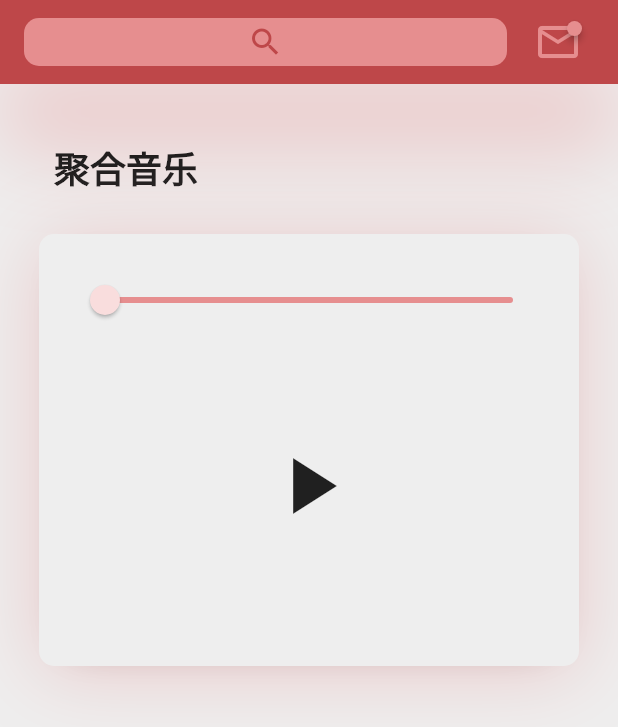
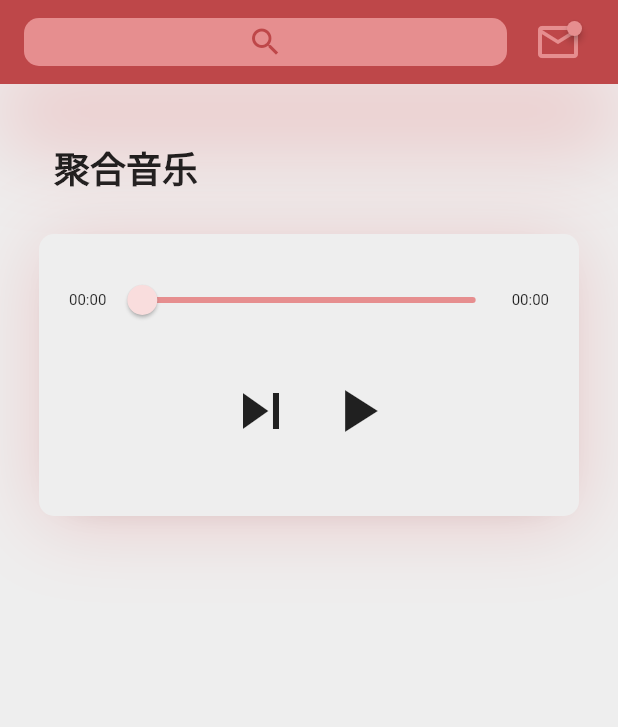
Before and after one commit to SF-ND-ORG/Ours-next, a Flutter app: the screen it shows after launch, on a phone screen of 412 x 824 dp. Shown: the top 727 px of the screen. Run offline on Flutter 3.47's test engine with Material 2 defaults, Android fonts, the light colour scheme and no system bars; drawn by our look-alikes of badges; our stand-ins replace dio, get, just_audio; missing offline and left inert: audio_session, dart:html; Roboto replaces fonts that are missing (SourceHanSerif).

Commit message:
加入播放列表 默认顺序播放

```diff
--- /dev/null
+++ b/lib/common/utils/time.dart
@@ -0,0 +1,11 @@
+formatTime(double seconds) {
+  var minus = (seconds / 60).floor().toString();
+  var second = (seconds % 60).toInt().toString();
+  if (minus.length == 1) {
+    minus = "0$minus";
+  }
+  if (second.length == 1) {
+    second = "0$second";
+  }
+  return "$minus:$second";
+}
--- a/lib/common/utils/utils.dart
+++ b/lib/common/utils/utils.dart
@@ -1,3 +1,4 @@
 library utils;
 
 export 'http.dart';
+export 'time.dart';
--- /dev/null
+++ b/lib/common/widgets/MusicPlayerControllWidget.dart
@@ -0,0 +1,28 @@
+import 'package:flutter/cupertino.dart';
+import 'package:flutter/material.dart';
+import 'package:get/get.dart';
+import 'package:ours_next/common/services/OursMusicService.dart';
+
+class MusicPlayerControllWidget extends GetWidget<OursMusicController> {
+  @override
+  Widget build(BuildContext context) {
+    return Material(
+        color: Colors.transparent,
+        child: Row(
+          mainAxisAlignment: MainAxisAlignment.center,
+          crossAxisAlignment: CrossAxisAlignment.stretch,
+          children: [
+            IconButton(
+                iconSize: 48,
+                onPressed: controller.nextSong,
+                icon: Icon(Icons.skip_next_sharp)),
+            Obx(() => IconButton(
+                iconSize: 48,
+                onPressed: controller.onPlayPauseButton,
+                icon: Icon(controller.playing.value
+                    ? Icons.pause
+                    : Icons.play_arrow))),
+          ],
+        ));
+  }
+}
--- a/lib/common/widgets/MusicPlayerController.dart
+++ /dev/null
@@ -1,61 +0,0 @@
-// This is a minimal example demonstrating a play/pause button and a seek bar.
-// More advanced examples demonstrating other features can be found in the same
-// directory as this example in the GitHub repository.
-
-import 'package:flutter/material.dart';
-import 'package:just_audio/just_audio.dart';
-
-// Displays the play/pause button and volume/speed sliders.
-class ControlButtons extends StatelessWidget {
-  final AudioPlayer player;
-
-  ControlButtons(this.player);
-
-  @override
-  Widget build(BuildContext context) {
-    return Row(
-      mainAxisSize: MainAxisSize.min,
-      children: [
-        /// This StreamBuilder rebuilds whenever the player state changes, which
-        /// includes the playing/paused state and also the
-        /// loading/buffering/ready state. Depending on the state we show the
-        /// appropriate button or loading indicator.
-        StreamBuilder<PlayerState>(
-          stream: player.playerStateStream,
-          builder: (context, snapshot) {
-            final playerState = snapshot.data;
-            final processingState = playerState?.processingState;
-            final playing = playerState?.playing;
-            if (processingState == ProcessingState.loading ||
-                processingState == ProcessingState.buffering) {
-              return Container(
-                margin: EdgeInsets.all(8.0),
-                width: 64.0,
-                height: 64.0,
-                child: CircularProgressIndicator(),
-              );
-            } else if (playing != true) {
-              return IconButton(
-                icon: Icon(Icons.play_arrow),
-                iconSize: 64.0,
-                onPressed: player.play,
-              );
-            } else if (processingState != ProcessingState.completed) {
-              return IconButton(
-                icon: Icon(Icons.pause),
-                iconSize: 64.0,
-                onPressed: player.pause,
-              );
-            } else {
-              return IconButton(
-                icon: Icon(Icons.replay),
-                iconSize: 64.0,
-                onPressed: () => player.seek(Duration.zero),
-              );
-            }
-          },
-        ),
-      ],
-    );
-  }
-}
--- a/lib/common/widgets/widgets.dart
+++ b/lib/common/widgets/widgets.dart
@@ -1,5 +1,5 @@
 library widgets;
 
-export 'MusicPlayerController.dart';
+export 'MusicPlayerControllWidget.dart';
 export 'MusicSeekBar.dart';
 export 'widgets.dart';
--- a/lib/data/OursSong.dart
+++ b/lib/data/OursSong.dart
@@ -1,5 +1,3 @@
-import 'dart:html';
-
 class Song {
   Song({
     this.name = '',
@@ -16,7 +14,7 @@ class Song {
   //歌曲封面url
   String picurl;
   //歌曲文件url
-  String url;
+  final String url;
   //歌曲专辑
   String album;
 }
--- /dev/null
+++ b/lib/pages/OursMainPage/controller.dart
@@ -0,0 +1,46 @@
+import 'package:get/get.dart';
+import 'package:ours_next/common/apis/OursApis.dart';
+
+import 'index.dart';
+
+class OursMainPageController extends GetxController {
+  OursMainPageController();
+
+  final state = OursMainPageState();
+
+  // 下拉刷新
+  Future<void> onRefresh() async {
+    await asyncLoadAllData();
+  }
+
+  // 拉取数据
+  asyncLoadAllData() async {
+    state.postslist =
+        await OursPostsAPI.getOursPostsList().then((value) => value.items);
+  }
+
+  /// 在 widget 内存中分配后立即调用。
+  @override
+  void onInit() {
+    super.onInit();
+  }
+
+  /// 在 onInit() 之后调用 1 帧。这是进入的理想场所
+  @override
+  void onReady() {
+    super.onReady();
+    asyncLoadAllData();
+  }
+
+  /// 在 [onDelete] 方法之前调用。
+  @override
+  void onClose() {
+    super.onClose();
+  }
+
+  /// dispose 释放内存
+  @override
+  void dispose() {
+    super.dispose();
+  }
+}
--- a/lib/pages/OursMainPage/view.dart
+++ b/lib/pages/OursMainPage/view.dart
@@ -46,7 +46,7 @@ class OursMainPage extends GetView<OursMainPageController> {
                                         ),
                                         OursMainPageMergeMusic(),
                                         SizedBox(
-                                          height: 12,
+                                          height: 8,
                                         ),
                                         OursMainPagePostsList(),
                                         SizedBox(
--- a/lib/pages/OursMainPage/widgets/OursMainPageMergeMusic.dart
+++ b/lib/pages/OursMainPage/widgets/OursMainPageMergeMusic.dart
@@ -2,7 +2,8 @@ import 'package:flutter/material.dart';
 import 'package:get/get.dart';
 import 'package:ours_next/OursTheme.dart';
 import 'package:ours_next/common/services/OursMusicService.dart';
-import 'package:ours_next/common/widgets/MusicPlayerController.dart';
+import 'package:ours_next/common/utils/utils.dart';
+import 'package:ours_next/common/widgets/MusicPlayerControllWidget.dart';
 import 'package:ours_next/widgets/OursCardWidget.dart';
 import 'package:ours_next/common/widgets/widgets.dart';
 
@@ -24,9 +25,18 @@ class OursMainPageMergeMusic extends GetView<OursMusicController> {
         margin: EdgeInsets.fromLTRB(26, 26, 26, 0),
         child: Material(
           color: Colors.transparent,
-          child: Column(mainAxisAlignment: MainAxisAlignment.start, children: [
+          child: Column(
+              crossAxisAlignment: CrossAxisAlignment.start,
+              mainAxisAlignment: MainAxisAlignment.start,
+              children: [
                 Obx(
-              () => Slider(
+                  () => Row(children: [
+                    Text(
+                      formatTime(controller.currentTime.value.toDouble()),
+                      style: TextStyle(fontSize: 10),
+                    ),
+                    Expanded(
+                      child: Slider(
                         thumbColor: OursColorBrightStandOutRed,
                         activeColor: OursColorMainRed,
                         inactiveColor: OursColorStandOutRed,
@@ -36,7 +46,8 @@ class OursMainPageMergeMusic extends GetView<OursMusicController> {
                         },
                         onChangeEnd: (v) {
                           controller.isTouch = false;
-                  controller.seekTime((controller.totalTime * v).toInt());
+                          controller
+                              .seekTime((controller.totalTime * v).toInt());
                         },
                         onChanged: (v) {
                           controller.percent.value = v;
@@ -45,10 +56,15 @@ class OursMainPageMergeMusic extends GetView<OursMusicController> {
                         },
                       ),
                     ),
+                    Text(
+                      formatTime(controller.totalTime.value.toDouble()),
+                      style: TextStyle(fontSize: 10),
+                    ),
+                  ]),
+                ),
                 SizedBox(
-              height: 200,
-              width: 200,
-              child: Center(child: ControlButtons(controller.player)),
+                  height: 100,
+                  child: Center(child: MusicPlayerControllWidget()),
                 )
               ]),
         ),
```
Also changed, not shown: lib/common/services/OursMusicService.dart (+68 -2 lines). Lines whose indentation alone changed are shown as unchanged.
